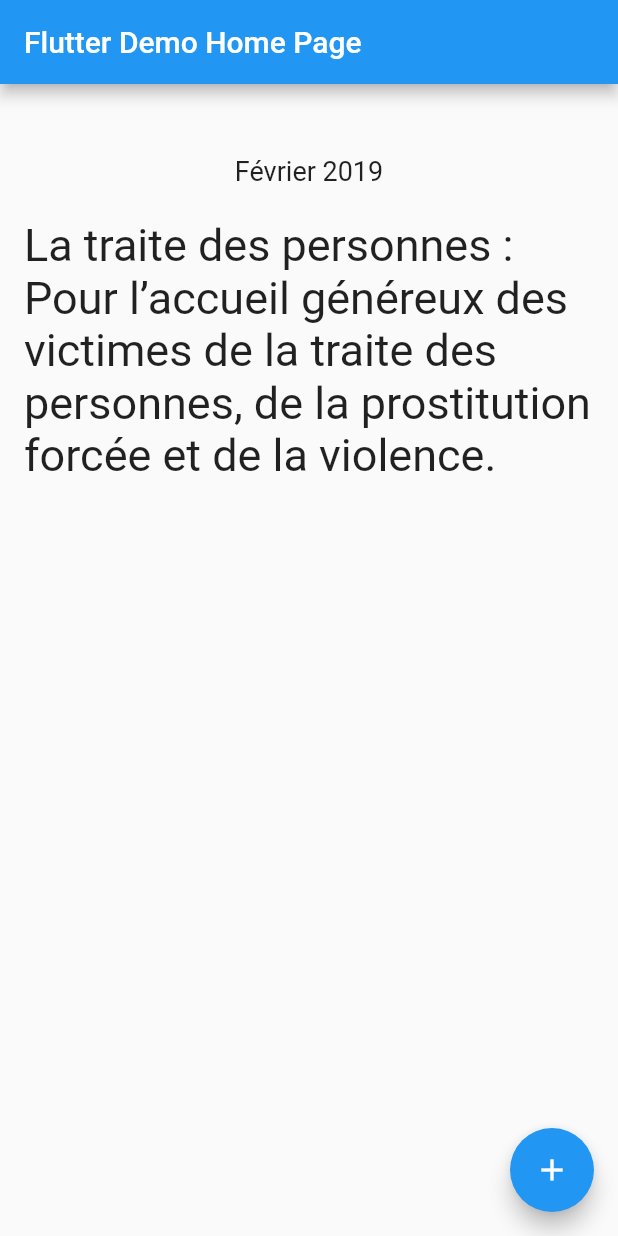
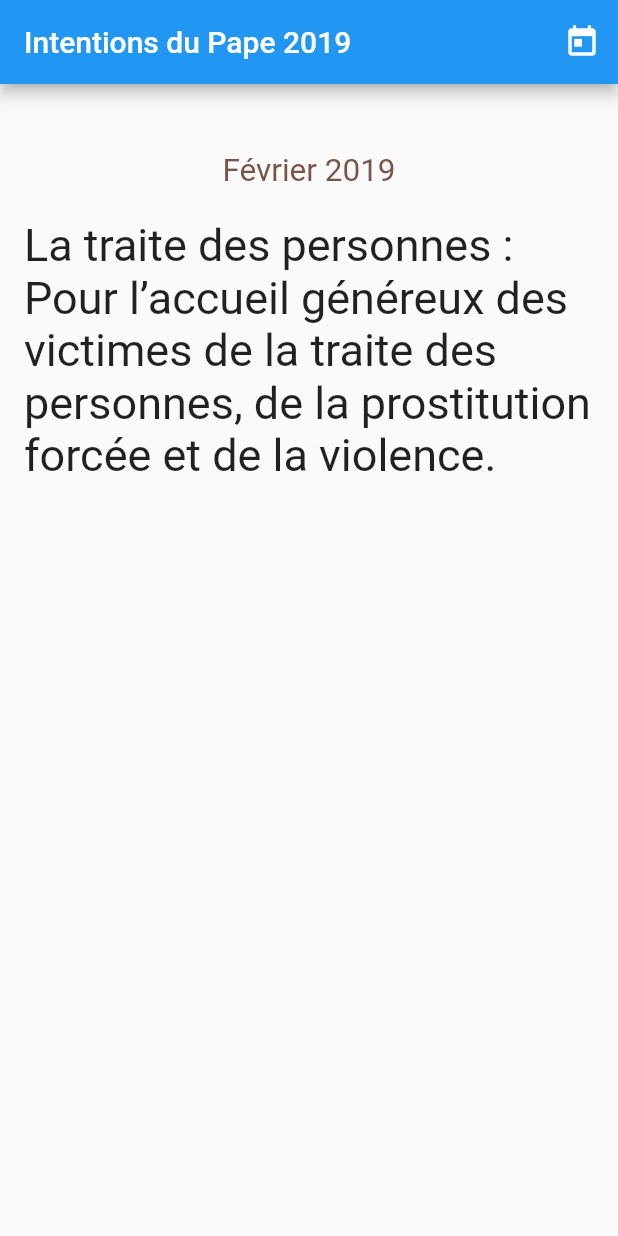
Before and after one commit to AxelDereck/pope_intentions, a Flutter app: the screen it shows after launch, on a phone screen of 412 x 824 dp. Run offline on Flutter 3.47's test engine with Material 2 defaults, Android fonts, the phone set to English and light mode, and no system bars; Roboto replaces fonts that are missing (Candara).

Commit message:
Load data from JSON File and add widget to switch month

```diff
--- /dev/null
+++ b/lib/home.dart
@@ -0,0 +1,123 @@
+import 'package:flutter/material.dart';
+
+import 'package:pope_intentions/model/Intention.dart';
+import 'package:pope_intentions/widget/IntentionWidget.dart';
+
+class MyHomePage extends StatefulWidget {
+  MyHomePage({Key key, this.title}) : super(key: key);
+
+  final String title;
+
+  @override
+  _MyHomePageState createState() => _MyHomePageState();
+}
+
+class _MyHomePageState extends State<MyHomePage> {
+  Intention _curIntention;
+
+  @override
+  void initState() {
+    super.initState();
+    //_intentions = loadIntentions();
+    // FutureBuilder<List<Intention>>(
+    /*
+    FutureBuilder<dynamic>(
+      future: getData(),
+      builder: (context, snapshot) {
+        if (snapshot.hasData) {
+          var data = snapshot.data;
+          data.forEach((line) {
+            Intention nIntention = Intention.fromJson(line);
+            setState(() {
+              _intentions.add(nIntention);
+            });
+            // print("$line");
+          });
+        } else {}
+      },
+    );
+    */
+    //loadIntentions();
+    _showTodayIntention();
+    _curIntention = new Intention("feb-2019", 2019, "Février", "La traite des personnes : Pour l’accueil généreux des victimes de la traite des personnes, de la prostitution forcée et de la violence.");
+  }
+
+  @override
+  Widget build(BuildContext context) {
+    return Scaffold(
+      appBar: AppBar(
+        title: Text(widget.title),
+        actions: <Widget>[
+/*
+          IconButton(
+            icon: Icon(Icons.today, color: Colors.white),
+            tooltip: 'Intention de ce mois',
+            onPressed: _showTodayIntention(),
+          ),
+*/
+          IconButton(
+            icon: Icon(Icons.today, color: Colors.white),
+            tooltip: 'Sélectionner un autre mois',
+            onPressed: () {
+              print(">>>>  tap HERE !!!");
+              Navigator.push(
+                context,
+                MaterialPageRoute(
+                  builder: (context) => IntentionWidget(
+                    callback: _successSelectionIntention
+                  )
+                )
+              );
+            },
+          )
+        ],
+      ),
+      body: _buildGUI(),
+    );
+  }
+
+  Widget _buildGUI() {
+    return ListView(
+      padding: const EdgeInsets.only(top: 30.0),
+      children: <Widget>[
+        ListTile(
+          title: Center(
+            child: Text(_selectedIntentionName(), style: TextStyle(fontSize: 21, fontFamily: 'Candara', color: Colors.brown),),
+          )
+        ),
+        ListTile(
+          title: _selectedText(),
+        )
+      ]
+    );
+  }
+
+  Widget _selectedText() {
+    return Center(
+      child: Text(
+        _curIntention.text,
+        style: TextStyle(fontSize: 30),
+      )
+    );
+  }
+
+  String _selectedIntentionName() {
+    return "${_curIntention.month} ${_curIntention.year}";
+  }
+
+  _showTodayIntention() {
+    if(0 < Intention.intentions.length) {
+      var curMonth = DateTime.now().month - 1;
+      print('Chargement de l\'intention du jour : $curMonth');
+      setState(() {
+        _curIntention =Intention.intentions[curMonth];
+      });
+    }
+  }
+
+  void _successSelectionIntention(Intention selectedIntention) {
+    setState(() {
+      _curIntention = selectedIntention;
+    });
+  }
+ }
--- a/lib/main.dart
+++ b/lib/main.dart
@@ -1,6 +1,7 @@
 import 'package:flutter/material.dart';
 
-import 'model/Intention.dart';
+import 'home.dart';
+import 'package:pope_intentions/model/Intention.dart';
 
 void main() => runApp(MyApp());
 
@@ -8,133 +9,17 @@ class MyApp extends StatelessWidget {
   // This widget is the root of your application.
   @override
   Widget build(BuildContext context) {
+    dataLoading();
     return MaterialApp(
       title: 'Intentions du Pape 2019',
       theme: ThemeData(
-        // This is the theme of your application.
-        //
-        // Try running your application with "flutter run". You'll see the
-        // application has a blue toolbar. Then, without quitting the app, try
-        // changing the primarySwatch below to Colors.green and then invoke
-        // "hot reload" (press "r" in the console where you ran "flutter run",
-        // or simply save your changes to "hot reload" in a Flutter IDE).
-        // Notice that the counter didn't reset back to zero; the application
-        // is not restarted.
         primarySwatch: Colors.blue,
       ),
-      home: MyHomePage(title: 'Flutter Demo Home Page'),
+      home: MyHomePage(title: 'Intentions du Pape 2019'),
     );
   }
 }
 
-class MyHomePage extends StatefulWidget {
-  MyHomePage({Key key, this.title}) : super(key: key);
-
-  // This widget is the home page of your application. It is stateful, meaning
-  // that it has a State object (defined below) that contains fields that affect
-  // how it looks.
-
-  // This class is the configuration for the state. It holds the values (in this
-  // case the title) provided by the parent (in this case the App widget) and
-  // used by the build method of the State. Fields in a Widget subclass are
-  // always marked "final".
-
-  final String title;
-
-  @override
-  _MyHomePageState createState() => _MyHomePageState();
+dataLoading() async {
+  await loadIntentions();
 }
-
-class _MyHomePageState extends State<MyHomePage> {
-  Intention _curIntention;
-
-  @override
-  void initState() {
-    super.initState();
-    _curIntention = new Intention("feb-2019", 2019, "Février", "La traite des personnes : Pour l’accueil généreux des victimes de la traite des personnes, de la prostitution forcée et de la violence.");
-  }
-
-  @override
-  Widget build(BuildContext context) {
-    // This method is rerun every time setState is called, for instance as done
-    // by the _incrementCounter method above.
-    //
-    // The Flutter framework has been optimized to make rerunning build methods
-    // fast, so that you can just rebuild anything that needs updating rather
-    // than having to individually change instances of widgets.
-    return Scaffold(
-      appBar: AppBar(
-        // Here we take the value from the MyHomePage object that was created by
-        // the App.build method, and use it to set our appbar title.
-        title: Text(widget.title),
-      ),
-      body: _buildGUI(),
-      /*
-      Center(
-        // Center is a layout widget. It takes a single child and positions it
-        // in the middle of the parent.
-        child: Column(
-          // Column is also layout widget. It takes a list of children and
-          // arranges them vertically. By default, it sizes itself to fit its
-          // children horizontally, and tries to be as tall as its parent.
-          //
-          // Invoke "debug painting" (press "p" in the console, choose the
-          // "Toggle Debug Paint" action from the Flutter Inspector in Android
-          // Studio, or the "Toggle Debug Paint" command in Visual Studio Code)
-          // to see the wireframe for each widget.
-          //
-          // Column has various properties to control how it sizes itself and
-          // how it positions its children. Here we use mainAxisAlignment to
-          // center the children vertically; the main axis here is the vertical
-          // axis because Columns are vertical (the cross axis would be
-          // horizontal).
-          mainAxisAlignment: MainAxisAlignment.center,
-          children: <Widget>[
-            Text(
-              'You have pushed the button this many times:',
-            ),
-            Text(
-              '$_counter',
-              style: Theme.of(context).textTheme.display1,
-            ),
-          ],
-        ),
-      ),
-      */
-      floatingActionButton: FloatingActionButton(
-        onPressed: () {},
-        tooltip: 'Increment',
-        child: Icon(Icons.add),
-      ), // This trailing comma makes auto-formatting nicer for build methods.
-    );
-  }
-
-  Widget _buildGUI() {
-    return ListView(
-      padding: const EdgeInsets.only(top: 30.0),
-      children: <Widget>[
-        ListTile(
-          title: Center(
-            child: Text(_selectedIntentionName(), style: TextStyle(fontSize: 18, fontFamily: 'Candara'),),
-          )
-        ),
-        ListTile(
-          title: _selectedText(),
-        )
-      ]
-    );
-  }
-
-  Widget _selectedText() {
-    return Center(
-      child: Text(
-        _curIntention.intention,
-        style: TextStyle(fontSize: 30),
-      )
-    );
-  }
-
-  String _selectedIntentionName() {
-    return "${_curIntention.month} ${_curIntention.year}";
-  }
-}
--- a/lib/model/Intention.dart
+++ b/lib/model/Intention.dart
@@ -1,8 +1,39 @@
+import 'dart:async' show Future;
+import 'dart:convert' show json;
+import 'package:flutter/services.dart' show rootBundle;
+
 class Intention {
+  static List<Intention> intentions;
   int year;
   String key;
   String month;
-  String intention;
+  String text;
 
-  Intention(this.key, this.year, this.month, this.intention);
+  Intention(this.key, this.year, this.month, this.text);
+
+  factory Intention.fromJson(Map<String, dynamic> jsonMap) {
+    return new Intention(jsonMap['key'], jsonMap['year'], jsonMap['month'], jsonMap['text']);
+  }
 }
+
+Future<int> loadIntentions() async {
+  Intention.intentions = new List();
+  var data = await getData();
+  data.forEach((line) {
+    Intention nIntention = Intention.fromJson(line);
+    Intention.intentions.add(nIntention);
+    // print("$line");
+  });
+  return Intention.intentions.length;
+}
+
+Future<dynamic> getData() async {
+  String jsonString = await _loadAsset();
+  final jsonResponse = json.decode(jsonString);
+  final lines = jsonResponse['intentions'];
+  return lines;
+}
+
+Future<String> _loadAsset() async {
+  return await rootBundle.loadString('assets/intentions-2019.json');
+}
--- a/pubspec.yaml
+++ b/pubspec.yaml
@@ -1,5 +1,5 @@
 name: pope_intentions
-description: A new Flutter project.
+description: A simple tool to get monthly Pope Intention for 2019.
 
 # The following defines the version and build number for your application.
 # A version number is three numbers separated by dots, like 1.2.43
@@ -19,6 +19,7 @@ dependencies:
   # The following adds the Cupertino Icons font to your application.
   # Use with the CupertinoIcons class for iOS style icons.
   cupertino_icons: ^0.1.2
+  splashscreen: ^1.2.0
 
 dev_dependencies:
   flutter_test:
@@ -40,6 +41,8 @@ flutter:
   # assets:
   #  - images/a_dot_burr.jpeg
   #  - images/a_dot_ham.jpeg
+  assets:
+    - assets/intentions-2019.json
 
   # An image asset can refer to one or more resolution-specific "variants", see
   # https://flutter.io/assets-and-images/#resolution-aware.
```
Also changed, not shown: assets/intentions-2019.json (added, +76 -0 lines), lib/widget/IntentionWidget.dart (added, +84 -0 lines).
